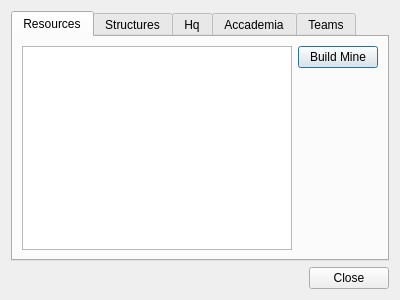
The window that planetdialog.ui (drblallo/ImageReplicator) describes before a commit, drawn with Qt 5.
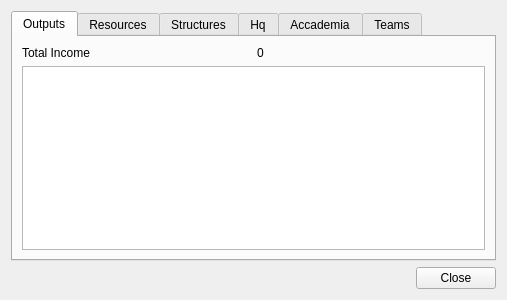
The same window after the commit.

Commit message: added building outputs

```diff
--- a/planetdialog.ui
+++ b/planetdialog.ui
@@ -6,7 +6,7 @@
    <rect>
     <x>0</x>
     <y>0</y>
-    <width>400</width>
+    <width>507</width>
     <height>300</height>
    </rect>
   </property>
@@ -21,6 +21,34 @@
        <property name="currentIndex">
         <number>0</number>
        </property>
+       <widget class="QWidget" name="TabOutPuts">
+        <attribute name="title">
+         <string>Outputs</string>
+        </attribute>
+        <layout class="QVBoxLayout" name="verticalLayout_7">
+         <item>
+          <layout class="QHBoxLayout" name="horizontalLayout_7">
+           <item>
+            <widget class="QLabel" name="LabelTotalIncome">
+             <property name="text">
+              <string>Total Income</string>
+             </property>
+            </widget>
+           </item>
+           <item>
+            <widget class="QLabel" name="LabelTotalIncomeValue">
+             <property name="text">
+              <string>0</string>
+             </property>
+            </widget>
+           </item>
+          </layout>
+         </item>
+         <item>
+          <widget class="QListWidget" name="ListOutputs"/>
+         </item>
+        </layout>
+       </widget>
        <widget class="QWidget" name="TabResource">
         <attribute name="title">
          <string>Resources</string>
```
The commit also changes 14 other files.
